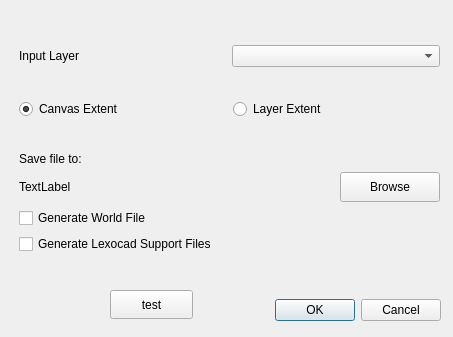
First picture: the form in raster_cutter_dialog_base.ui, repository geometalab/qgis-raster-cutter, before the edit.
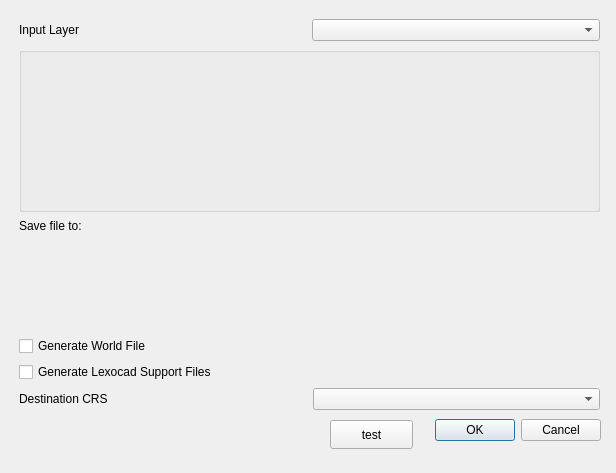
Second picture: the form after the edit. Custom widgets are drawn as their Qt base class.

Commit message: getting somewhere

What changed in the file:
```diff
--- a/raster_cutter_dialog_base.ui
+++ b/raster_cutter_dialog_base.ui
@@ -6,8 +6,8 @@
    <rect>
     <x>0</x>
     <y>0</y>
-    <width>453</width>
-    <height>337</height>
+    <width>616</width>
+    <height>473</height>
    </rect>
   </property>
   <property name="windowTitle">
@@ -16,9 +16,9 @@
   <widget class="QDialogButtonBox" name="button_box">
    <property name="geometry">
     <rect>
-     <x>20</x>
-     <y>290</y>
-     <width>421</width>
+     <x>10</x>
+     <y>410</y>
+     <width>591</width>
      <height>41</height>
     </rect>
    </property>
@@ -34,8 +34,8 @@
     <rect>
      <x>19</x>
      <y>19</y>
-     <width>421</width>
-     <height>261</height>
+     <width>581</width>
+     <height>391</height>
     </rect>
    </property>
    <layout class="QVBoxLayout" name="verticalLayout">
@@ -66,25 +66,7 @@
      </layout>
     </item>
     <item>
-     <layout class="QHBoxLayout" name="horizontalLayout_3">
-      <item>
-       <widget class="QRadioButton" name="canvas_extent_radiobtn">
-        <property name="text">
-         <string>Canvas Extent</string>
-        </property>
-        <property name="checked">
-         <bool>true</bool>
-        </property>
-       </widget>
-      </item>
-      <item>
-       <widget class="QRadioButton" name="layer_extent_radiobtn">
-        <property name="text">
-         <string>Layer Extent</string>
-        </property>
-       </widget>
-      </item>
-     </layout>
+     <widget class="QgsExtentGroupBox" name="extent_box"/>
     </item>
     <item>
      <layout class="QVBoxLayout" name="verticalLayout_2">
@@ -102,28 +84,17 @@
        </widget>
       </item>
       <item>
-       <layout class="QHBoxLayout" name="horizontalLayout_6">
-        <item>
-         <widget class="QLabel" name="file_dest_status">
-          <property name="text">
-           <string>TextLabel</string>
-          </property>
-         </widget>
-        </item>
-        <item>
-         <widget class="QPushButton" name="file_dest_btn">
-          <property name="maximumSize">
-           <size>
-            <width>100</width>
-            <height>30</height>
-           </size>
-          </property>
-          <property name="text">
-           <string>Browse</string>
-          </property>
-         </widget>
-        </item>
-       </layout>
+       <widget class="QgsFileWidget" name="file_dest_field">
+        <property name="filter">
+         <string>PNG (*.png);;JPG (*.jpg)</string>
+        </property>
+        <property name="storageMode">
+         <enum>QgsFileWidget::SaveFile</enum>
+        </property>
+       </widget>
+      </item>
+      <item>
+       <layout class="QHBoxLayout" name="horizontalLayout_6"/>
       </item>
       <item>
        <widget class="QCheckBox" name="worldfile_checkbox">
@@ -141,13 +112,27 @@
       </item>
      </layout>
     </item>
+    <item>
+     <layout class="QHBoxLayout" name="horizontalLayout_2">
+      <item>
+       <widget class="QLabel" name="label">
+        <property name="text">
+         <string>Destination CRS</string>
+        </property>
+       </widget>
+      </item>
+      <item>
+       <widget class="QComboBox" name="crs_combobox"/>
+      </item>
+     </layout>
+    </item>
    </layout>
   </widget>
   <widget class="QPushButton" name="test_btn">
    <property name="geometry">
     <rect>
-     <x>110</x>
-     <y>290</y>
+     <x>330</x>
+     <y>420</y>
      <width>83</width>
      <height>29</height>
     </rect>
@@ -157,11 +142,30 @@
    </property>
   </widget>
  </widget>
- <tabstops>
-  <tabstop>canvas_extent_radiobtn</tabstop>
-  <tabstop>layer_combobox</tabstop>
-  <tabstop>layer_extent_radiobtn</tabstop>
- </tabstops>
+ <customwidgets>
+  <customwidget>
+   <class>QgsCollapsibleGroupBox</class>
+   <extends>QGroupBox</extends>
+   <header>qgscollapsiblegroupbox.h</header>
+   <container>1</container>
+  </customwidget>
+  <customwidget>
+   <class>QgsExtentGroupBox</class>
+   <extends>QgsCollapsibleGroupBox</extends>
+   <header>qgsextentgroupbox.h</header>
+   <container>1</container>
+  </customwidget>
+  <customwidget>
+   <class>QgsFileWidget</class>
+   <extends>QWidget</extends>
+   <header>qgsfilewidget.h</header>
+  </customwidget>
+  <customwidget>
+   <class>QgsMapLayerComboBox</class>
+   <extends>QComboBox</extends>
+   <header>qgsmaplayercombobox.h</header>
+  </customwidget>
+ </customwidgets>
  <resources/>
  <connections>
   <connection>
```
Left out of the diff: 2 changed lines with no effect on the pictures. The commit also changes 1 other file.
